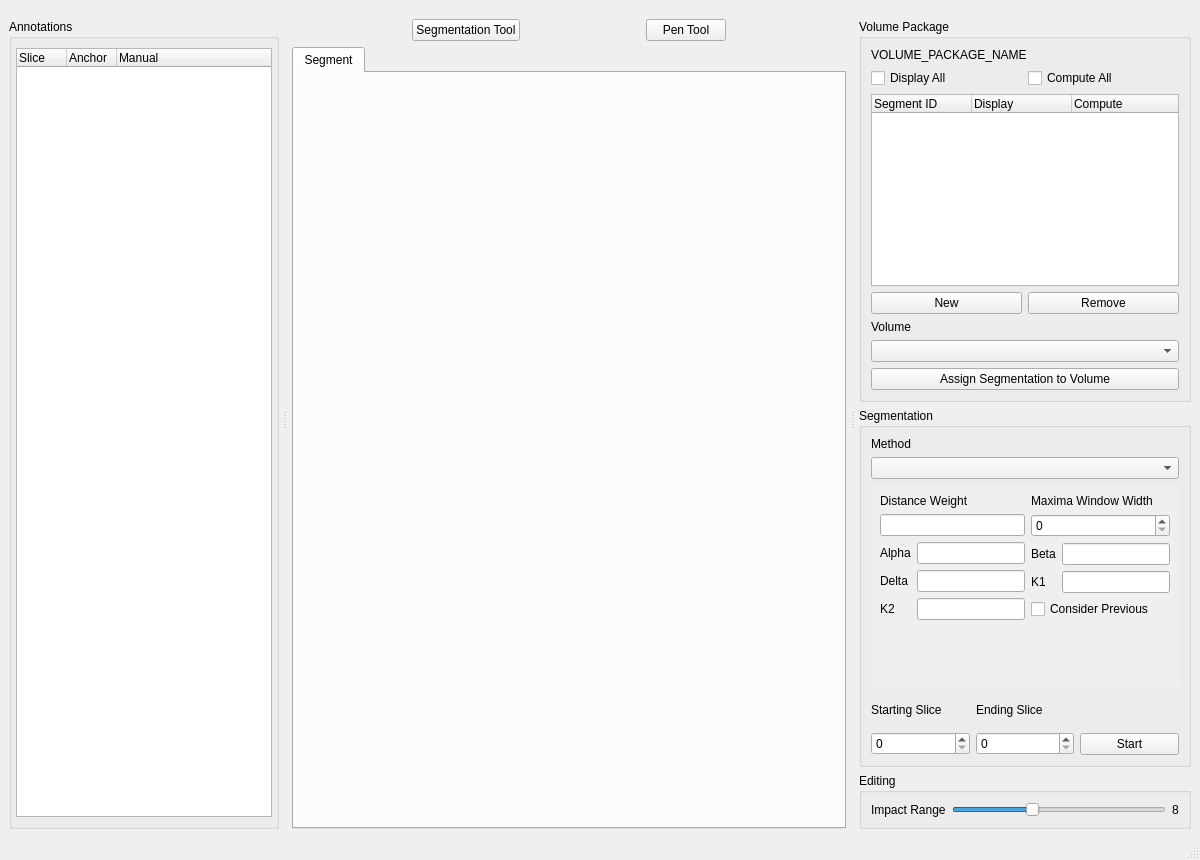
Qt form volume-cartographer/apps/VC/VCMain.ui (SuperOptimizer/villa) before a commit.
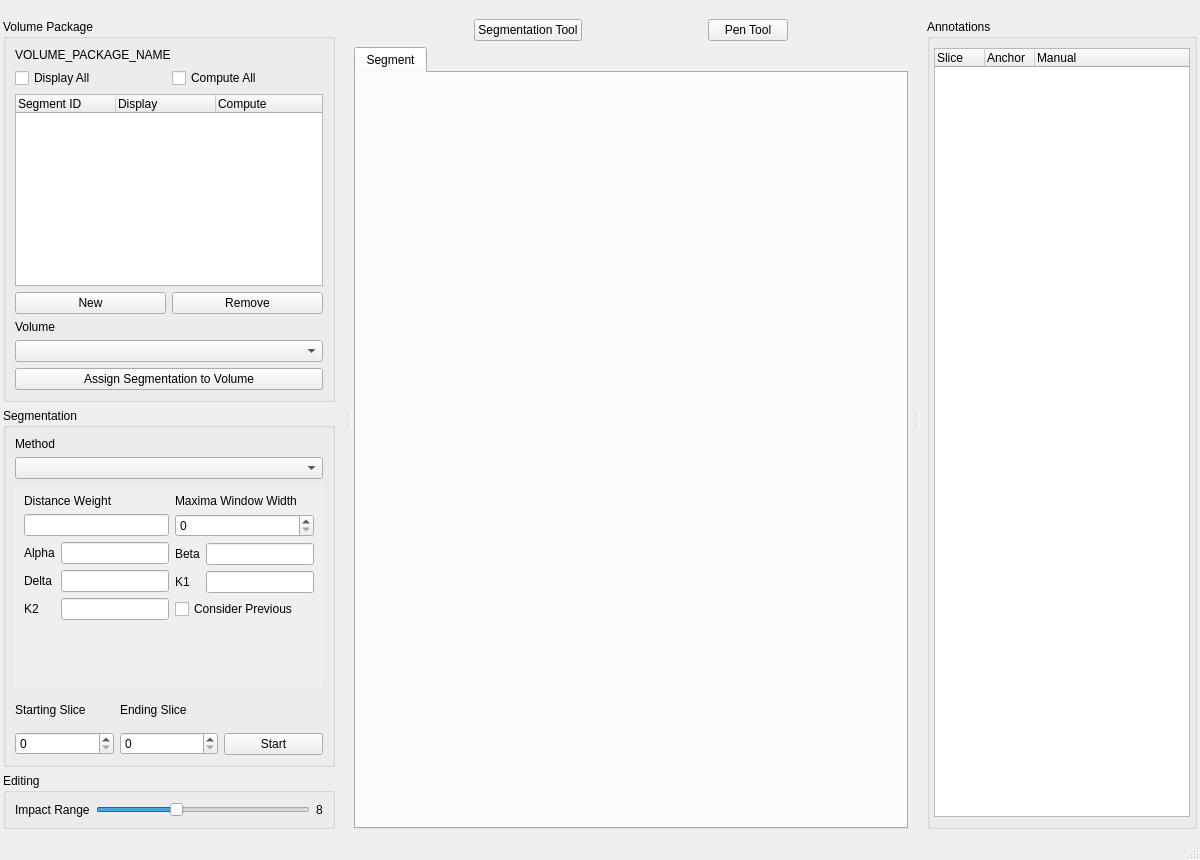
The same form after that commit. Icons and pictures are not drawn.

Commit message: - swapped left and right dock - keep anntoations dock always visible - properly react to selection changes in path list and update annotations

What changed in the file:
```diff
--- a/volume-cartographer/apps/VC/VCMain.ui
+++ b/volume-cartographer/apps/VC/VCMain.ui
@@ -133,7 +133,7 @@
    </layout>
   </widget>
   <widget class="QStatusBar" name="statusBar"/>
-  <widget class="QDockWidget" name="dockWidgetLeft">
+  <widget class="QDockWidget" name="dockWidgetRight">
    <property name="enabled">
     <bool>true</bool>
    </property>
@@ -150,7 +150,7 @@
     <string/>
    </property>
    <attribute name="dockWidgetArea">
-    <number>1</number>
+    <number>2</number>
    </attribute>
    <widget class="QWidget" name="dockWidgetLeftContent">
     <property name="enabled">
@@ -243,12 +243,12 @@
     </layout>
    </widget>
   </widget>
-  <widget class="QDockWidget" name="dockWidgetRight">
+  <widget class="QDockWidget" name="dockWidgetLeft">
    <property name="features">
     <set>QDockWidget::NoDockWidgetFeatures</set>
    </property>
    <attribute name="dockWidgetArea">
-    <number>2</number>
+    <number>1</number>
    </attribute>
    <widget class="QWidget" name="dockWidgetRightContent">
     <layout class="QVBoxLayout" name="verticalLayout_2">
```
Left out of the diff: 5 changed lines with no effect on the pictures. The commit also changes 2 other files.
